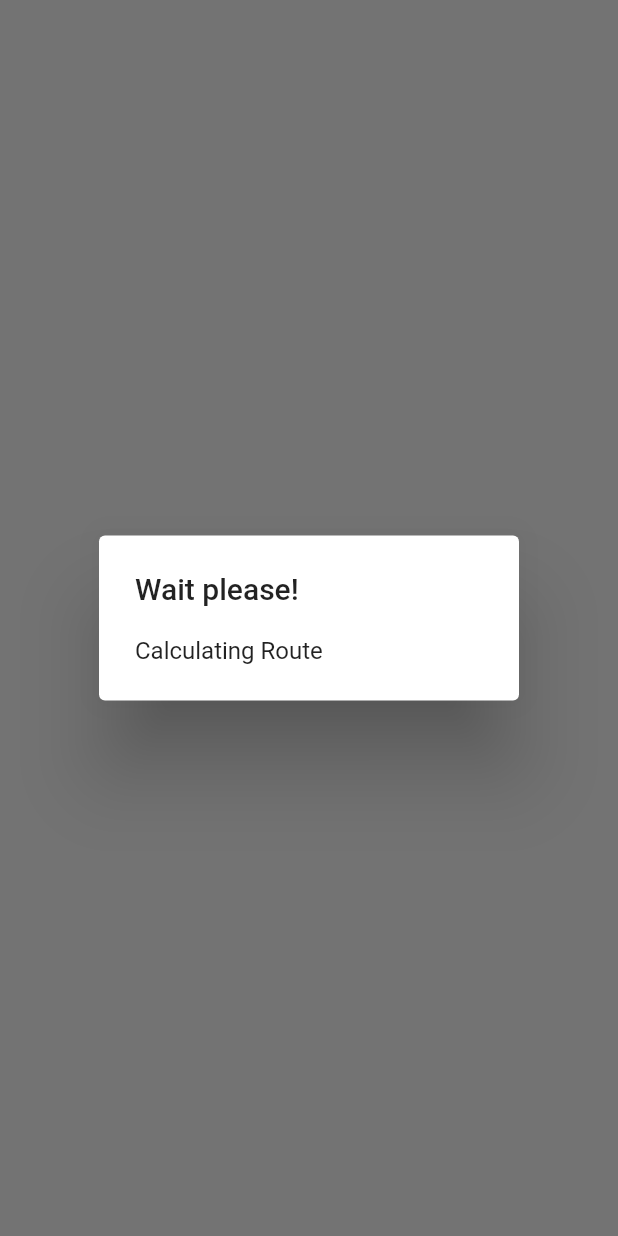
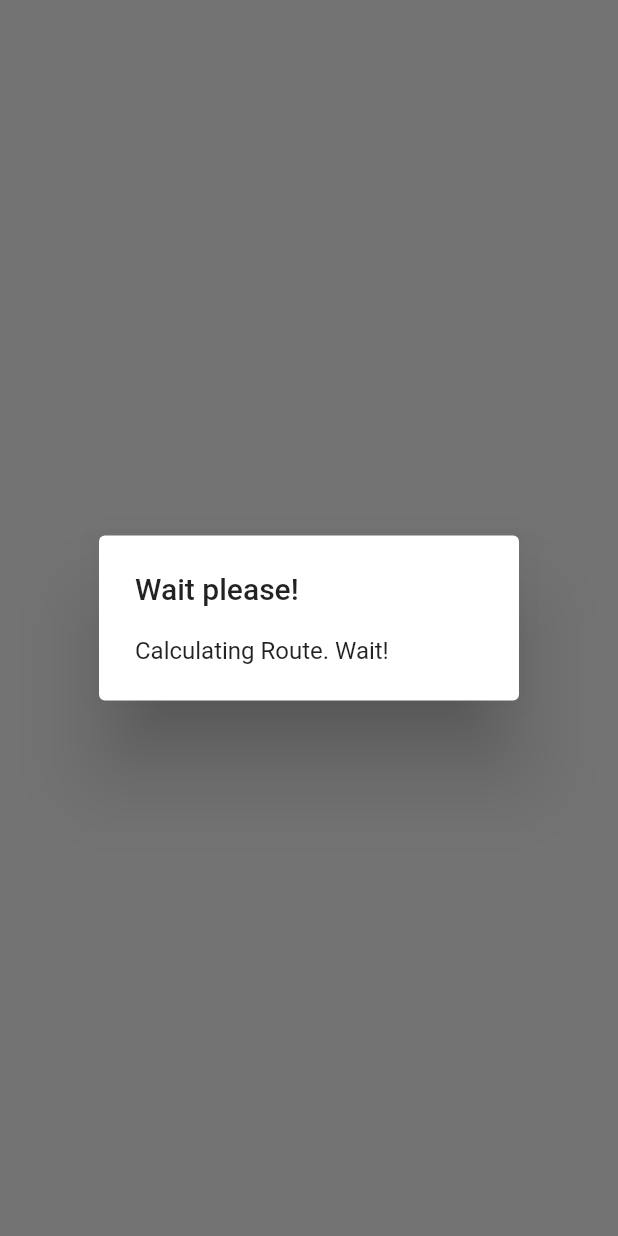
Before and after one commit to cesarurrego/flutter-maps, a Flutter app: what calculateAlert() shows on an empty page, opened directly, on a phone screen of 412 x 824 dp. Run offline on Flutter 3.47's test engine with Material 2 defaults, Android fonts, the phone set to English and light mode, and no system bars; our stand-ins replace animate_do, bloc, dio, flutter_bloc, geolocator, google_maps_flutter and 1 more; missing offline and left inert: polyline.

Commit message:
Change androidn message

```diff
--- a/lib/helper/calculate_alert.dart
+++ b/lib/helper/calculate_alert.dart
@@ -6,7 +6,7 @@ void calculateAlert( BuildContext context ){
       context: context,
       builder: ( context ) => AlertDialog(
         title: Text('Wait please!'),
-        content: Text('Calculating Route'),
+        content: Text('Calculating Route. Wait!'),
       )
     );
   } else {
```
